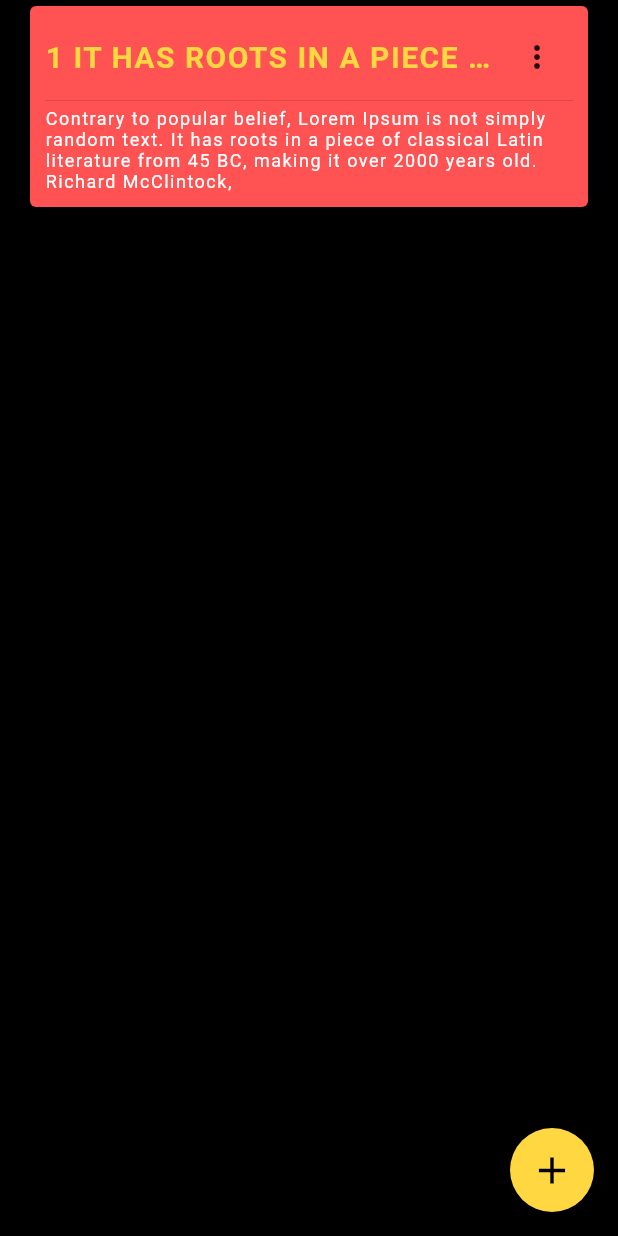
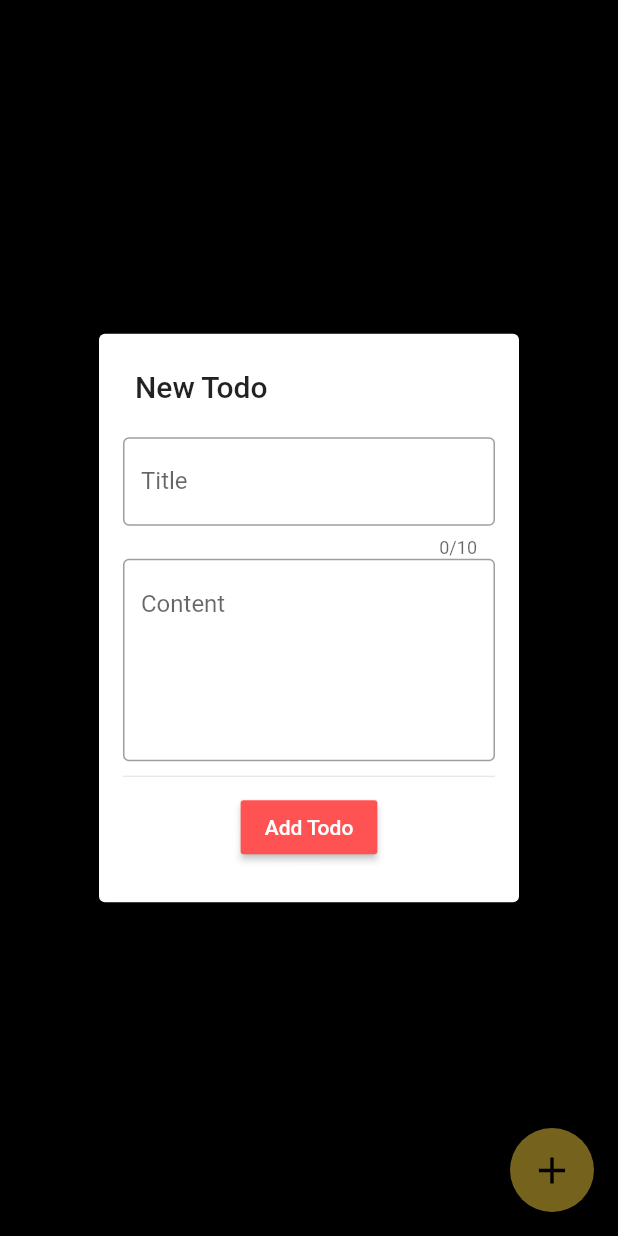
Before and after one commit to emrullah3737/flutter_todo_app, a Flutter app: the screen it shows after launch, after a tap on the "add" icon, on a phone screen of 412 x 824 dp. Run offline on Flutter 3.47's test engine with Material 2 defaults, Android fonts, the phone set to English and light mode, and no system bars.

Commit message:
todo formDialog added

```diff
--- a/lib/screens/home.dart
+++ b/lib/screens/home.dart
@@ -9,23 +9,79 @@ class Home extends StatefulWidget {
 
 class _HomeState extends State<Home> {
   final List<Todo> todoList = [];
-  int counter = 0;
+  final TextEditingController titleController = TextEditingController();
+  final TextEditingController contentController = TextEditingController();
 
-  void addTodo() {
-    counter += 1;
+  void addTodo(BuildContext context) {
     setState(() {
-      todoList.add(Todo(
-          title:
-              '$counter It has roots in a piece of classical Latin literature',
-          content:
-              'Contrary to popular belief, Lorem Ipsum is not simply random text. It has roots in a piece of classical Latin literature from 45 BC, making it over 2000 years old. Richard McClintock,'));
+      todoList.add(
+          Todo(title: titleController.text, content: contentController.text));
     });
+    Navigator.pop(context);
   }
 
   void deleteTodo(Todo todo) {
     setState(() {
       todoList.remove(todo);
     });
+  }
+
+  void onPressAddTodo() async {
+    await showDialog(
+        context: context,
+        builder: (BuildContext context) {
+          return SimpleDialog(
+            backgroundColor: Colors.white,
+            title: Text('New Todo'),
+            children: <Widget>[
+              Container(
+                margin: EdgeInsets.fromLTRB(16, 10, 16, 10),
+                child: Column(
+                  children: <Widget>[
+                    TextField(
+                      controller: titleController,
+                      maxLength: 10,
+                      decoration: InputDecoration(
+                        border: OutlineInputBorder(),
+                        labelText: 'Title',
+                      ),
+                    ),
+                    TextField(
+                      controller: contentController,
+                      keyboardType: TextInputType.multiline,
+                      maxLines: null,
+                      minLines: 5,
+                      decoration: InputDecoration(
+                        border: OutlineInputBorder(),
+                        alignLabelWithHint: true,
+                        labelText: 'Content',
+                      ),
+                    ),
+                    Divider(height: 20),
+                    RaisedButton(
+                      onPressed: () => addTodo(context),
+                      color: Colors.redAccent,
+                      child: Text('Add Todo',
+                          style: TextStyle(color: Colors.white)),
+                    ),
+                  ],
+                ),
+              ),
+            ],
+          );
+        }).then((value) => clearAddTodoForm());
+  }
+
+  void clearAddTodoForm() {
+    titleController.clear();
+    contentController.clear();
+  }
+
+  @override
+  void dispose() {
+    titleController.dispose();
+    contentController.dispose();
+    super.dispose();
   }
 
   @override
@@ -37,8 +93,7 @@ class _HomeState extends State<Home> {
           child: Center(
             child: Container(
               margin: EdgeInsets.fromLTRB(16, 0, 16, 10),
-              child: Column(
-                crossAxisAlignment: CrossAxisAlignment.stretch,
+              child: ListView(
                 children: todoList
                     .map((Todo todo) => TodoListItem(
                           todo: todo,
@@ -51,7 +106,7 @@ class _HomeState extends State<Home> {
         ),
       ),
       floatingActionButton: FloatingActionButton(
-        onPressed: addTodo,
+        onPressed: onPressAddTodo,
         backgroundColor: Colors.amberAccent,
         child: Icon(Icons.add, color: Colors.black, size: 30),
       ),
```
Also changed, not shown: lib/widgets/todo_list_item.dart (+4 -4 lines).
